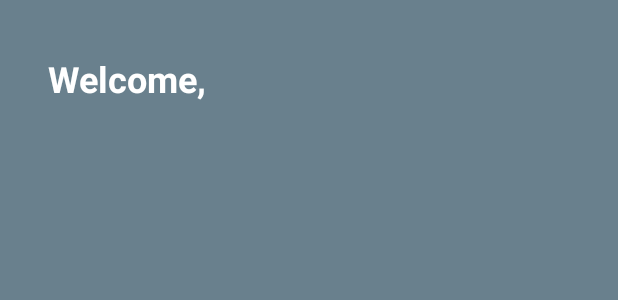
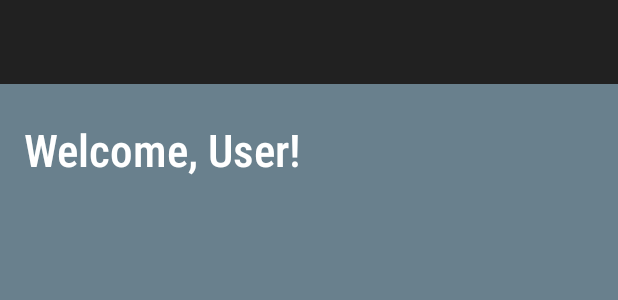
Before and after one commit to jadendc/AndroidStressApp, an Android app: the layout activity_dash_board.xml on its own in the app's theme, with its tools: preview values and no code run, on a phone screen of 412 x 824 dp. Shown: the top 300 px of the screen. Run offline under Robolectric (Android 15) with nearby library versions, the phone set to English and light mode, and no system bars.

Commit message:
Added menu bar at top of application and launching logo

```diff
--- a/app/build.gradle.kts
+++ b/app/build.gradle.kts
@@ -50,4 +50,5 @@
     testImplementation(libs.junit)
     androidTestImplementation(libs.androidx.junit)
     androidTestImplementation(libs.androidx.espresso.core)
+    implementation ("com.google.android.material:material:1.3.0-alpha03")
 }
--- a/app/src/main/res/layout/activity_dash_board.xml
+++ b/app/src/main/res/layout/activity_dash_board.xml
@@ -1,26 +1,52 @@
 <?xml version="1.0" encoding="utf-8"?>
-<androidx.constraintlayout.widget.ConstraintLayout xmlns:android="http://schemas.android.com/apk/res/android"
+<androidx.drawerlayout.widget.DrawerLayout
+    xmlns:android="http://schemas.android.com/apk/res/android"
     xmlns:app="http://schemas.android.com/apk/res-auto"
-    xmlns:tools="http://schemas.android.com/tools"
-    android:id="@+id/mainLayout"
+    android:id="@+id/drawer_layout"
+    android:layout_width="match_parent"
+    android:layout_height="match_parent">
+
+    <androidx.constraintlayout.widget.ConstraintLayout
         android:layout_width="match_parent"
         android:layout_height="match_parent"
-    android:background="#69808D"
-    tools:context=".DashBoardActivity">
+        android:background="@color/grey"> <!-- Set your desired background color here -->
 
-    <!-- Welcome Message TextView -->
+        <androidx.appcompat.widget.Toolbar
+            android:id="@+id/toolbar"
+            android:layout_width="0dp"
+            android:layout_height="?attr/actionBarSize"
+            android:background="?attr/colorPrimary"
+            app:titleTextColor="@android:color/white"
+            app:layout_constraintStart_toStartOf="parent"
+            app:layout_constraintEnd_toEndOf="parent"
+            app:layout_constraintTop_toTopOf="parent"
+            app:popupTheme="@style/ThemeOverlay.AppCompat.Dark"
+            app:drawerArrowStyle="@style/DrawerArrowStyle"/>
+
         <TextView
             android:id="@+id/welcomeTextView"
             android:layout_width="wrap_content"
             android:layout_height="wrap_content"
-        android:layout_marginTop="36dp"
-        android:gravity="center"
-        android:text="Welcome, "
+            android:layout_marginBottom="16dp"
+            android:fontFamily="sans-serif-condensed-light"
+            android:text="Welcome, User!"
             android:textColor="@color/white"
-        android:textSize="24sp"
+            android:textSize="30sp"
             android:textStyle="bold"
+            app:layout_constraintBottom_toBottomOf="parent"
             app:layout_constraintEnd_toEndOf="parent"
-        app:layout_constraintHorizontal_bias="0.104"
+            app:layout_constraintHorizontal_bias="0.071"
             app:layout_constraintStart_toStartOf="parent"
-        app:layout_constraintTop_toTopOf="parent" />
+            app:layout_constraintTop_toTopOf="parent"
+            app:layout_constraintVertical_bias="0.103" />
+
     </androidx.constraintlayout.widget.ConstraintLayout>
+
+    <com.google.android.material.navigation.NavigationView
+        android:id="@+id/nav_view"
+        android:layout_width="wrap_content"
+        android:layout_height="match_parent"
+        android:layout_gravity="start"
+        app:menu="@menu/nav_menu" />
+
+</androidx.drawerlayout.widget.DrawerLayout>
--- a/app/src/main/res/values-night/themes.xml
+++ b/app/src/main/res/values-night/themes.xml
@@ -4,13 +4,18 @@
         <!-- Primary brand color. -->
         <item name="colorPrimary">@color/purple_200</item>
         <item name="colorPrimaryVariant">@color/purple_700</item>
-        <item name="colorOnPrimary">@color/black</item>
+        <item name="colorOnPrimary">@color/white</item>
         <!-- Secondary brand color. -->
         <item name="colorSecondary">@color/teal_200</item>
         <item name="colorSecondaryVariant">@color/teal_200</item>
-        <item name="colorOnSecondary">@color/black</item>
+        <item name="colorOnSecondary">@color/white</item>
         <!-- Status bar color. -->
         <item name="android:statusBarColor">?attr/colorPrimaryVariant</item>
         <!-- Customize your theme here. -->
     </style>
+
+    <style name="DrawerArrowStyle" parent="Widget.AppCompat.DrawerArrowToggle">
+        <item name="color">@android:color/white</item> <!-- Change this to your desired color -->
+    </style>
+
 </resources>
--- a/app/src/main/res/values/colors.xml
+++ b/app/src/main/res/values/colors.xml
@@ -7,4 +7,5 @@
     <color name="teal_700">#FF018786</color>
     <color name="black">#FF000000</color>
     <color name="white">#FFFFFFFF</color>
+    <color name="grey">#69808D</color>
 </resources>
--- a/app/src/main/res/values/strings.xml
+++ b/app/src/main/res/values/strings.xml
@@ -1,5 +1,5 @@
 <resources>
-    <string name="app_name">Stress APP</string>
+    <string name="app_name">HowRU.Life</string>
     <string name="hello_blank_fragment">Hello blank fragment</string>
     <string name="title_activity_menu">Menu</string>
     <string name="nav_header_title">Android Studio</string>
--- a/app/src/main/res/values/themes.xml
+++ b/app/src/main/res/values/themes.xml
@@ -1,16 +1,22 @@
 <resources xmlns:tools="http://schemas.android.com/tools">
-    <!-- Base application theme. -->
-    <style name="Theme.Anxietystressselfmanagement" parent="Theme.MaterialComponents.DayNight.DarkActionBar">
+    <!-- Base application theme without an ActionBar. -->
+    <style name="Theme.App.NoActionBar" parent="Theme.MaterialComponents.DayNight.NoActionBar">
         <!-- Primary brand color. -->
-        <item name="colorPrimary">@color/purple_500</item>
-        <item name="colorPrimaryVariant">@color/purple_700</item>
-        <item name="colorOnPrimary">@color/white</item>
+        <item name="colorPrimary">@color/grey</item>
+        <item name="colorPrimaryVariant">@color/grey</item>
+        <item name="colorOnPrimary">@color/grey</item>
+        <item name="android:textColor">@color/white</item>
         <!-- Secondary brand color. -->
         <item name="colorSecondary">@color/teal_200</item>
         <item name="colorSecondaryVariant">@color/teal_700</item>
-        <item name="colorOnSecondary">@color/black</item>
+        <item name="colorOnSecondary">@color/white</item>
         <!-- Status bar color. -->
         <item name="android:statusBarColor">?attr/colorPrimaryVariant</item>
-        <!-- Customize your theme here. -->
+        <item name="windowActionBar">false</item>
+        <item name="windowNoTitle">true</item>
+        <item name="color">@android:color/white</item>
+        <item name="drawerArrowStyle">@color/white</item>
     </style>
+
+
 </resources>
```
Also changed, not shown: app/src/main/AndroidManifest.xml (+13 -7 lines), app/src/main/java/com/anxietystressselfmanagement/DashBoardActivity.kt (+77 -34 lines), app/src/main/res/layout/activity_main.xml (+21 -14 lines), app/src/main/res/layout/activity_sign_up.xml (+94 -77 lines). Lines whose indentation alone changed are shown as unchanged.
